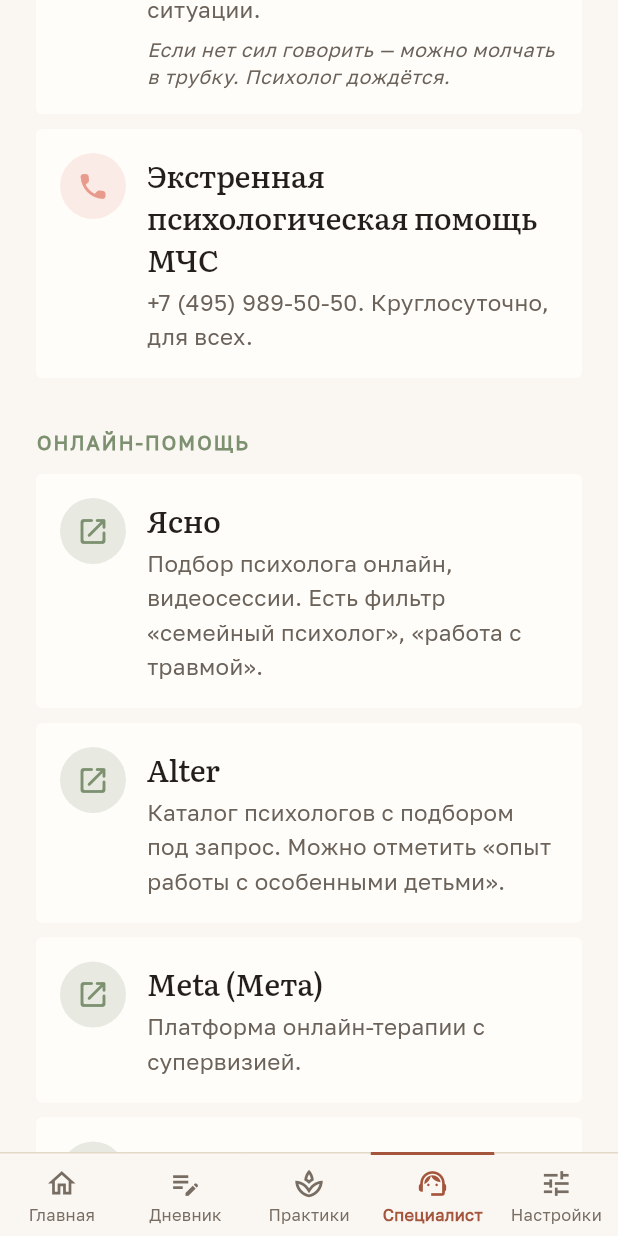
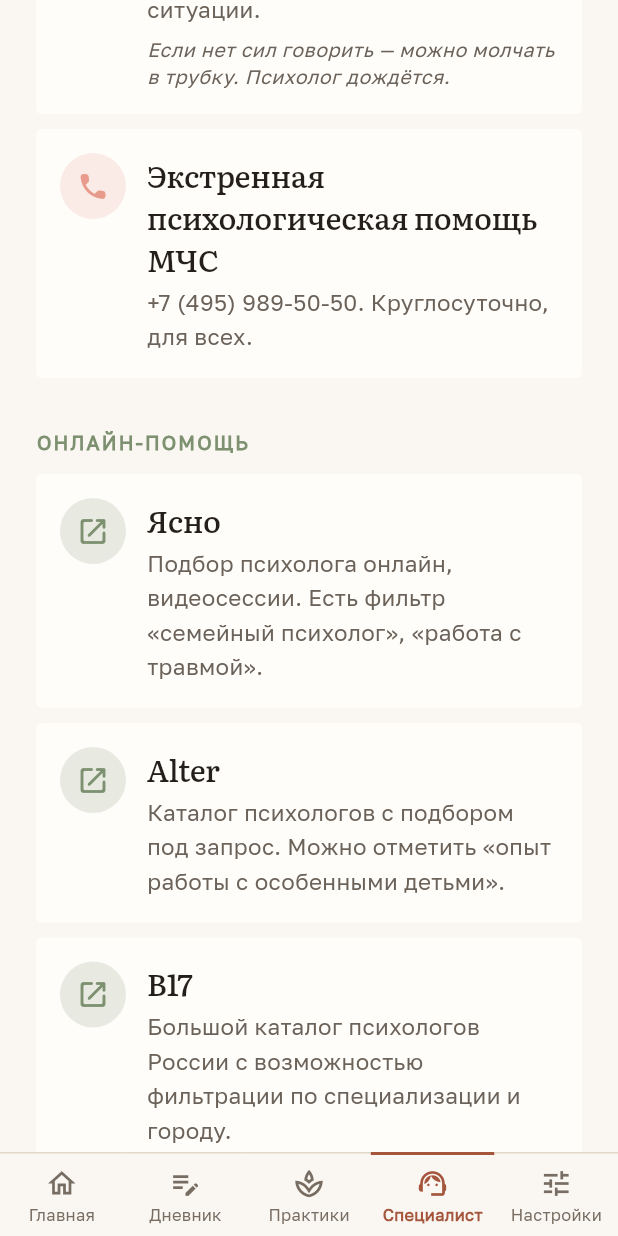
Before and after one commit to boytik/volna-, a Flutter app: the HelpScreen screen opened by its route, scrolled down 576 dp, on a phone screen of 412 x 824 dp. Run offline on Flutter 3.47's test engine with Material 3 defaults, Android fonts, the phone set to English and light mode, and no system bars; our stand-ins replace flutter_local_notifications, flutter_timezone, go_router, permission_handler, shared_preferences, speech_to_text and 1 more; missing offline and left inert: flutter_sound; accounts and stored records are empty.

Commit message:
Специалист: убраны две мёртвые ссылки, тела ответов Azure не логируются
«Я Могу» (imozhem.ru) — у домена нет DNS-записи вовсе. «Мета» (meta.app) —
домен резолвится, но TLS падает, сайт не открывается. Обе подтверждены и
проверкой, и с устройства. Человеку в кризисе мёртвая ссылка хуже её
отсутствия, а отличить живой сайт от мёртвого клиент не может: launchUrl
открывает Safari и рапортует успех, падает уже Safari.

«Я Могу» была единственной записью в «Бесплатной поддержке», поэтому
секции теперь рисуются только при непустом списке — заголовок без
содержимого читается как «здесь должно что-то быть».

Заодно: сервисы Azure писали в лог тело ответа. У транскрибации в нём
лежит то, что человек сказал. Осталась строка статуса — понять, что
сломалось, этого хватает, а расшифровка в логах устройства ровно то,
чего раздел обещает не делать. Раньше это было безобидно, потому что
ключей не было и запросы не уходили.

Co-Authored-By: Claude Opus 5 (1M context) <noreply@anthropic.com>
Claude-Session: https://claude.ai/code/session_01Az15UbhoxbCsudxWRDywoM

```diff
--- a/lib/data/content/specialists.dart
+++ b/lib/data/content/specialists.dart
@@ -71,12 +71,6 @@ const onlineTherapy = <SpecialistContact>[
     kind: ContactKind.link,
   ),
   SpecialistContact(
-    title: 'Меta (Мета)',
-    description: 'Платформа онлайн-терапии с супервизией.',
-    url: 'https://meta.app',
-    kind: ContactKind.link,
-  ),
-  SpecialistContact(
     title: 'B17',
     description: 'Большой каталог психологов России с возможностью '
         'фильтрации по специализации и городу.',
@@ -85,11 +79,7 @@ const onlineTherapy = <SpecialistContact>[
   ),
 ];
 
-const supportCommunities = <SpecialistContact>[
-  SpecialistContact(
-    title: 'Я Могу',
-    description: 'Анонимные психологи онлайн, бесплатно. Чат и видео.',
-    url: 'https://imozhem.ru',
-    kind: ContactKind.link,
-  ),
-];
+/// Пока пусто: единственная запись, «Я Могу» (imozhem.ru), убрана
+/// 18.08.2026 — у домена нет A-записи, он не существует вовсе.
+/// Экран помощи раздел с пустым списком не рисует.
+const supportCommunities = <SpecialistContact>[];
--- a/lib/features/help/help_screen.dart
+++ b/lib/features/help/help_screen.dart
@@ -86,6 +86,10 @@ class _HelpScreenState extends State<HelpScreen> {
               ..._prepareSection(context),
               const SizedBox(height: 24),
             ],
+            // Заголовок без содержимого не рисуем: список может
+            // опустеть, когда из него уходит мёртвый адрес, а пустая
+            // рубрика читается как «здесь ничего нет, но должно быть».
+            if (onlineTherapy.isNotEmpty) ...[
               _SectionTitle('ОНЛАЙН-ПОМОЩЬ', accent: AppColors.marked),
               const SizedBox(height: 12),
               ...onlineTherapy.map(
@@ -95,6 +99,8 @@ class _HelpScreenState extends State<HelpScreen> {
                 ),
               ),
               const SizedBox(height: 24),
+            ],
+            if (supportCommunities.isNotEmpty) ...[
               _SectionTitle('БЕСПЛАТНАЯ ПОДДЕРЖКА', accent: AppColors.dawn),
               const SizedBox(height: 12),
               ...supportCommunities.map(
@@ -104,6 +110,7 @@ class _HelpScreenState extends State<HelpScreen> {
                 ),
               ),
               const SizedBox(height: 24),
+            ],
             Container(
               padding: const EdgeInsets.all(16),
               decoration: BoxDecoration(
--- a/lib/services/azure_chat_service.dart
+++ b/lib/services/azure_chat_service.dart
@@ -55,8 +55,8 @@ class AzureChatService {
           .timeout(const Duration(seconds: 30));
 
       if (response.statusCode != 200) {
-        debugPrint(
-            'Azure chat ${response.statusCode}: ${response.body}');
+        // Тело не логируем — оно построено на тексте пользователя.
+        debugPrint('Azure chat failed: ${response.statusCode}');
         return null;
       }
 
--- a/lib/services/azure_transcribe_service.dart
+++ b/lib/services/azure_transcribe_service.dart
@@ -48,8 +48,11 @@ class AzureTranscribeService {
           await request.send().timeout(const Duration(seconds: 30));
       final response = await http.Response.fromStream(streamed);
       if (response.statusCode != 200) {
-        debugPrint(
-            'Azure transcribe ${response.statusCode}: ${response.body}');
+        // Тело ответа в лог не пишем: у транскрибации в нём лежит
+        // то, что человек сказал. Кода статуса хватает, чтобы понять,
+        // что сломалось, — а расшифровка в логах устройства это ровно
+        // то, чего раздел обещает не делать.
+        debugPrint('Azure transcribe failed: ${response.statusCode}');
         return null;
       }
       final body = utf8.decode(response.bodyBytes);
```
Also changed, not shown: 1 other file. Lines whose indentation alone changed are shown as unchanged.
